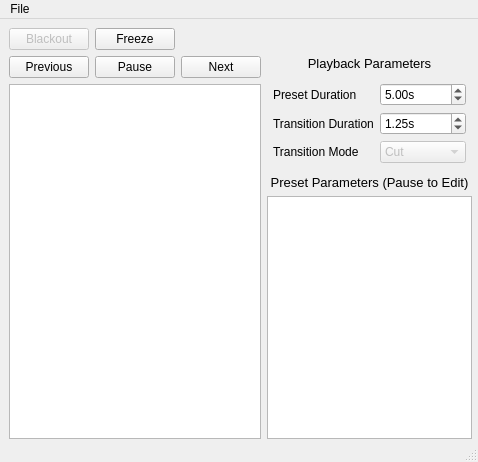
This is ui/firemix.ui in Openlights/firemix as Qt 5 draws it before an edit. The edited form follows.
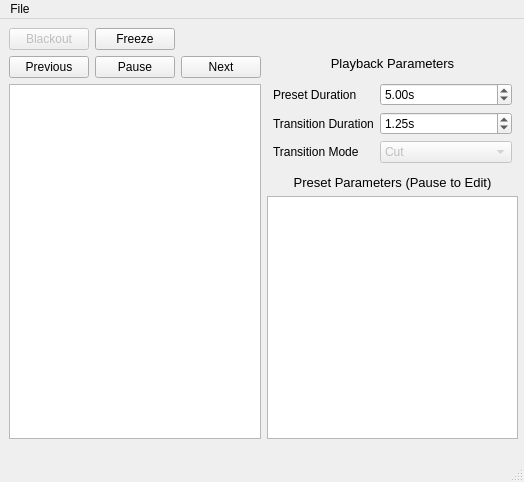
This is the edited form.

Commit message: Tweaks to parameter updating.  Added width to RadialRainbow.

The edit to the form file:
```diff
--- a/ui/firemix.ui
+++ b/ui/firemix.ui
@@ -6,8 +6,8 @@
    <rect>
     <x>0</x>
     <y>0</y>
-    <width>478</width>
-    <height>462</height>
+    <width>524</width>
+    <height>482</height>
    </rect>
   </property>
   <property name="sizePolicy">
@@ -25,7 +25,7 @@
      <rect>
       <x>9</x>
       <y>9</y>
-      <width>463</width>
+      <width>509</width>
       <height>411</height>
      </rect>
     </property>
@@ -267,8 +267,8 @@
     <rect>
      <x>0</x>
      <y>0</y>
-     <width>478</width>
-     <height>21</height>
+     <width>524</width>
+     <height>25</height>
     </rect>
    </property>
    <widget class="QMenu" name="menuFile">
```
The commit also changes 4 other files.
